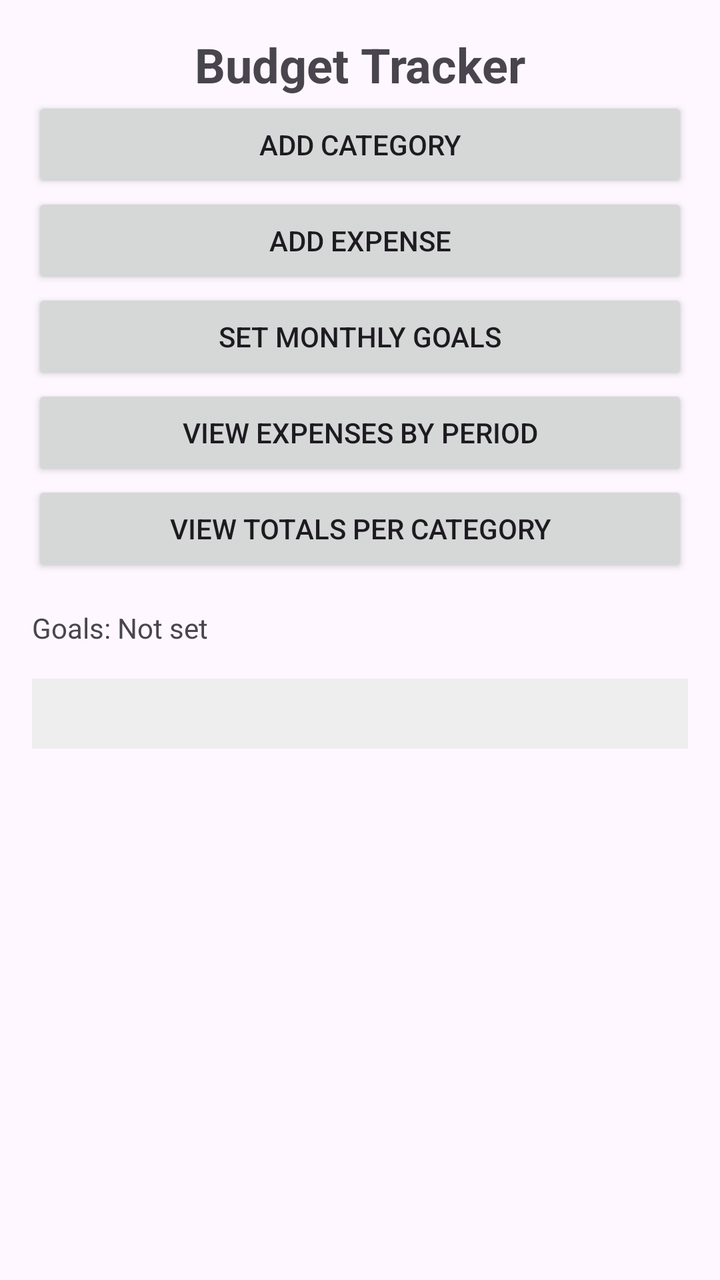
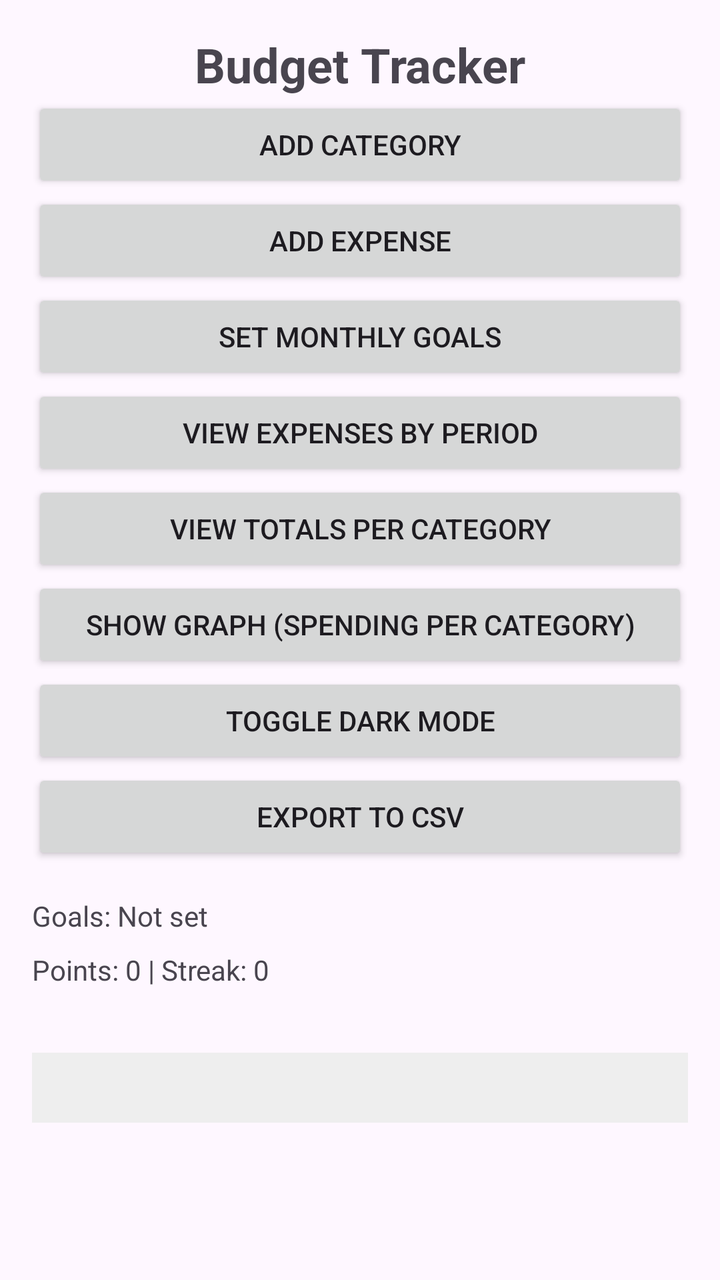

Compare the two renders of this Android layout. The source of the first and the diff that turns it into the second are given below.
<!-- AndroidManifest.xml: application theme Theme.BudgetTrackerFinal -->
<!-- res/layout/activity_dashboard.xml -->
<?xml version="1.0" encoding="utf-8"?>
<ScrollView xmlns:android="http://schemas.android.com/apk/res/android"
    android:layout_width="match_parent"
    android:layout_height="match_parent"
    android:padding="16dp">

    <LinearLayout
        android:layout_width="match_parent"
        android:layout_height="wrap_content"
        android:orientation="vertical">

        <TextView
            android:layout_width="wrap_content"
            android:layout_height="wrap_content"
            android:text="Budget Tracker"
            android:textSize="24sp"
            android:textStyle="bold"
            android:layout_gravity="center"/>

        <Button
            android:id="@+id/btnAddCategory"
            android:text="Add Category"
            android:layout_width="match_parent"
            android:layout_height="wrap_content"/>

        <Button
            android:id="@+id/btnAddExpense"
            android:text="Add Expense"
            android:layout_width="match_parent"
            android:layout_height="wrap_content"/>

        <Button
            android:id="@+id/btnSetGoals"
            android:text="Set Monthly Goals"
            android:layout_width="match_parent"
            android:layout_height="wrap_content"/>

        <Button
            android:id="@+id/btnViewExpenses"
            android:text="View Expenses by Period"
            android:layout_width="match_parent"
            android:layout_height="wrap_content"/>

        <Button
            android:id="@+id/btnViewTotals"
            android:text="View Totals per Category"
            android:layout_width="match_parent"
            android:layout_height="wrap_content"/>

        <TextView
            android:id="@+id/tvGoals"
            android:layout_width="wrap_content"
            android:layout_height="wrap_content"
            android:text="Goals: Not set"
            android:layout_marginTop="16dp"/>

        <TextView
            android:id="@+id/tvOutput"
            android:layout_width="match_parent"
            android:layout_height="wrap_content"
            android:text=""
            android:padding="8dp"
            android:background="#EEE"
            android:layout_marginTop="16dp"/>

    </LinearLayout>
</ScrollView>
<!-- resources referenced by this layout -->
<resources>
  <style name="Theme.BudgetTrackerFinal" parent="Base.Theme.BudgetTrackerFinal" />
  <style name="Base.Theme.BudgetTrackerFinal" parent="Theme.Material3.DayNight.NoActionBar">
          
          
      </style>
</resources>

<!-- the commit's change to res/layout/activity_dashboard.xml (unified diff, before → after) -->
@@ -47,6 +47,24 @@
             android:layout_width="match_parent"
             android:layout_height="wrap_content"/>
 
+        <Button
+            android:id="@+id/btnShowGraph"
+            android:text="Show Graph (Spending per Category)"
+            android:layout_width="match_parent"
+            android:layout_height="wrap_content"/>
+
+        <Button
+            android:id="@+id/btnDarkMode"
+            android:text="Toggle Dark Mode"
+            android:layout_width="match_parent"
+            android:layout_height="wrap_content"/>
+
+        <Button
+            android:id="@+id/btnExportCSV"
+            android:text="Export to CSV"
+            android:layout_width="match_parent"
+            android:layout_height="wrap_content"/>
+
         <TextView
             android:id="@+id/tvGoals"
             android:layout_width="wrap_content"
@@ -54,6 +72,21 @@
             android:text="Goals: Not set"
             android:layout_marginTop="16dp"/>
 
+        <TextView
+            android:id="@+id/tvGamification"
+            android:layout_width="wrap_content"
+            android:layout_height="wrap_content"
+            android:text="Points: 0 | Streak: 0"
+            android:layout_marginTop="8dp"/>
+
+        <LinearLayout
+            android:id="@+id/goalVisualLayout"
+            android:layout_width="match_parent"
+            android:layout_height="wrap_content"
+            android:orientation="vertical"
+            android:layout_marginTop="16dp"/>
+
+        
         <TextView
             android:id="@+id/tvOutput"
             android:layout_width="match_parent"
